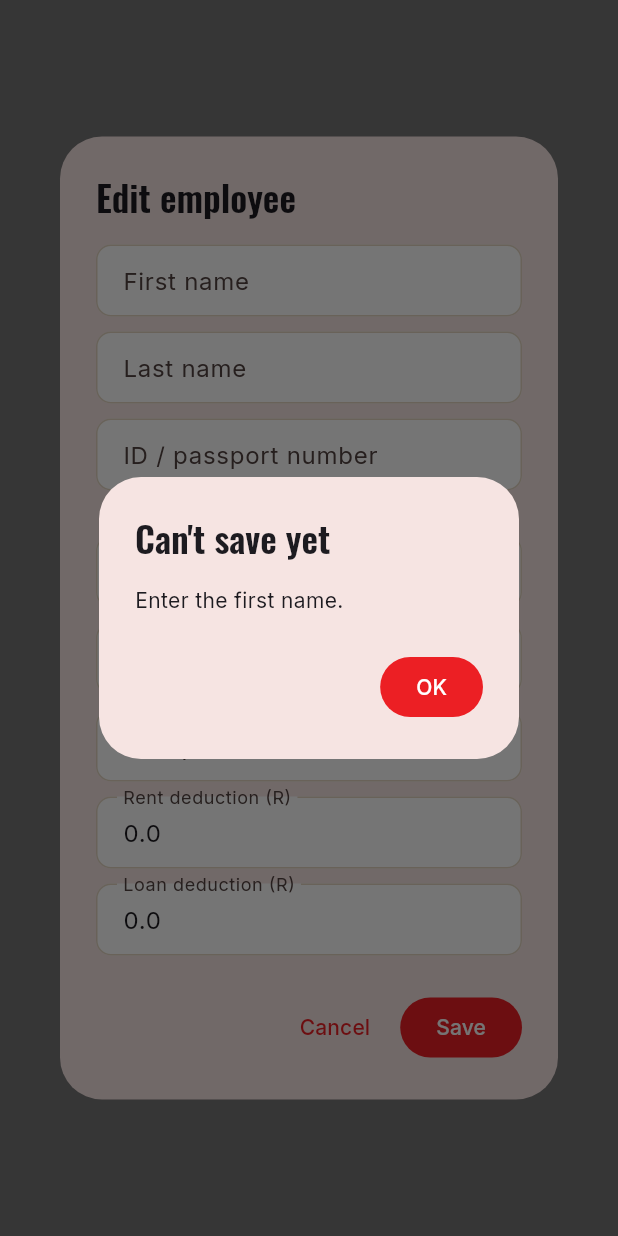
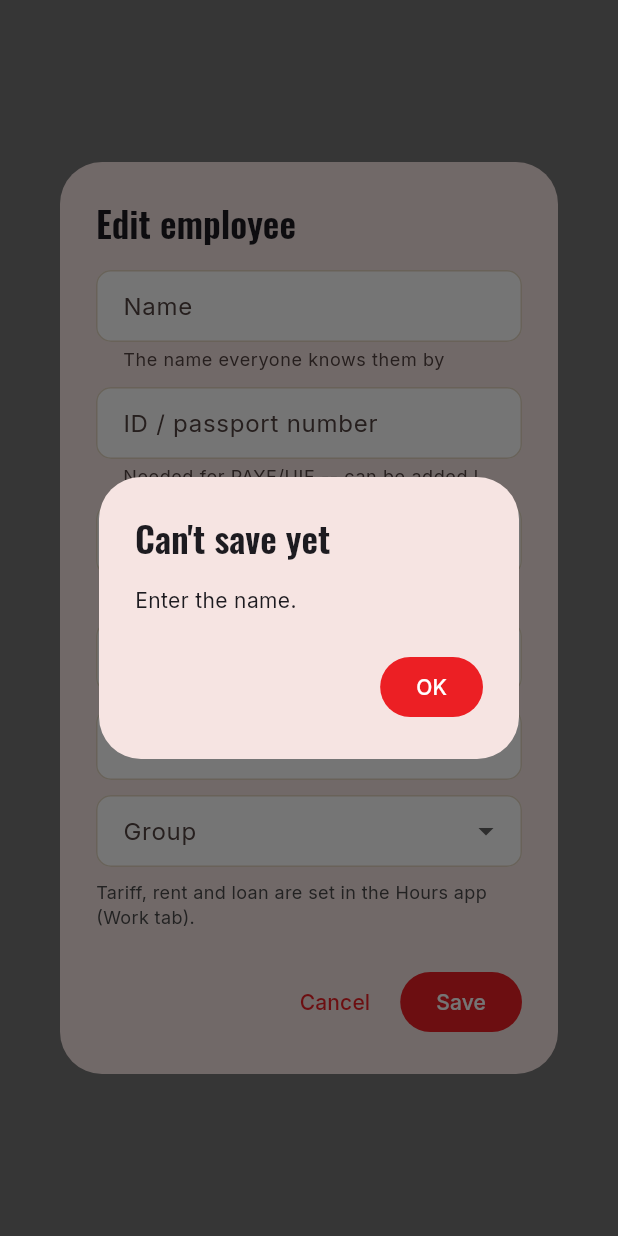
Before and after one commit to DFourie87/Nanini, a Flutter app: what showEmployeeForm() shows on an empty page, opened directly with empty values, after a tap on "Save", on a phone screen of 412 x 824 dp. Run offline on Flutter 3.47's test engine with Material 3 defaults, Android fonts, the phone set to English and light mode, and no system bars; our stand-ins replace connectivity_plus, csv, fl_chart, flutter_map, google_fonts, latlong2 and 5 more; accounts and stored records are empty; network calls fail.

Commit message:
Employee details: capture task, legal names, tariff/deductions out of Employee List
- Nanini Capture: new 'Employee details' task (off by default; tick it per
  phone in Capture phones): NEW WORKER, CHANGE DETAILS, WORKER LEFT, step by
  step. Name is required; ID/passport can be added later, but once typed the
  full names and surname (as on the ID) are required. Only changed fields
  are sent; the phone never receives ID numbers, only whether one is on file
- Hub: approved in Employee List (captured inbox) -- adds, updates or
  removes the employee; a duplicate ID number is refused
- Employee List form: one Name field (existing names kept), ID/passport,
  full names + surname (required with an ID); tariff, rent and loan removed
  (set in Hours > Work, never overwritten by an edit here); list shows what's
  missing instead of the tariff
- Hours > Work > Deductions: rent is entered there now
- docs/sql/employee_details.sql: full_names/surname columns, 'employee'
  capture type, capture_reference sends ID names + has_id

Co-Authored-By: Claude Opus 5.5 <noreply@anthropic.com>
Claude-Session: https://claude.ai/code/session_0154FLxM7bQ7qjn16GE6RHFv

```diff
--- a/nanini_app/lib/capture_app/capture_app.dart
+++ b/nanini_app/lib/capture_app/capture_app.dart
@@ -9,6 +9,7 @@ import 'capture_store.dart';
 import 'capture_widgets.dart';
 import 'flows/delivery_flow.dart';
 import 'flows/diesel_flow.dart';
+import 'flows/employee_flow.dart';
 import 'flows/hours_flow.dart';
 import 'flows/tuckshop_flow.dart';
 
@@ -120,6 +121,7 @@ class CaptureHomeScreen extends StatelessWidget {
       if (store.tasks.contains(CaptureTask.packaging)) ('📦', 'PACKAGING', NaniniColors.amber, (_) => const DeliveryFlow()),
       if (store.tasks.contains(CaptureTask.hours)) ('🕒', 'HOURS', NaniniColors.green, (_) => const HoursFlow()),
       if (store.tasks.contains(CaptureTask.tuckshop)) ('🛒', 'TUCK SHOP', NaniniColors.rustDark, (_) => const TuckshopFlow()),
+      if (store.tasks.contains(CaptureTask.employees)) ('🪪', 'EMPLOYEES', NaniniColors.muted, (_) => const EmployeeFlow()),
     ];
     return Scaffold(
       backgroundColor: NaniniColors.paper,
--- a/nanini_app/lib/capture_app/ref_data.dart
+++ b/nanini_app/lib/capture_app/ref_data.dart
@@ -15,15 +15,29 @@ class RefItem {
 }
 
 class RefPerson {
-  const RefPerson({required this.id, required this.name, this.farmId, this.groupId});
+  const RefPerson({required this.id, required this.name, this.farmId, this.groupId, this.fullNames, this.surname, this.hasId = false});
   final String id;
   final String name;
   final String? farmId;
   final String? groupId;
 
-  factory RefPerson.fromJson(Map<String, dynamic> j) =>
-      RefPerson(id: j['id'] as String, name: j['name'] as String, farmId: j['farm_id'] as String?, groupId: j['group_id'] as String?);
-  Map<String, dynamic> toJson() => {'id': id, 'name': name, 'farm_id': farmId, 'group_id': groupId};
+  /// Names as on the ID, and whether the office has an ID/passport number
+  /// (the number itself isn't sent to phones).
+  final String? fullNames;
+  final String? surname;
+  final bool hasId;
+
+  factory RefPerson.fromJson(Map<String, dynamic> j) => RefPerson(
+        id: j['id'] as String,
+        name: j['name'] as String,
+        farmId: j['farm_id'] as String?,
+        groupId: j['group_id'] as String?,
+        fullNames: j['full_names'] as String?,
+        surname: j['surname'] as String?,
+        hasId: j['has_id'] == true,
+      );
+  Map<String, dynamic> toJson() =>
+      {'id': id, 'name': name, 'farm_id': farmId, 'group_id': groupId, 'full_names': fullNames, 'surname': surname, 'has_id': hasId};
 }
 
 class RefShopItem {
--- a/nanini_app/lib/features/capture/capture_models.dart
+++ b/nanini_app/lib/features/capture/capture_models.dart
@@ -11,10 +11,15 @@ abstract final class CaptureModule {
   static const tuckshop = 'tuckshop';
   static const delivery = 'delivery';
 
+  /// New worker, changed details or worker who left (payload 'action':
+  /// add / change / remove) -- approved in the Employee List.
+  static const employee = 'employee';
+
   static const dieselModules = [dieselUsage, dieselPurchase];
   static const hoursModules = [hours, kg];
   static const tuckshopModules = [tuckshop];
   static const deliveryModules = [delivery];
+  static const employeeModules = [employee];
 
   static String label(String module) => switch (module) {
         dieselUsage => 'Diesel used',
@@ -23,23 +28,27 @@ abstract final class CaptureModule {
         kg => 'Kg picked',
         tuckshop => 'Tuck shop',
         delivery => 'Packaging truck',
+        employee => 'Employee details',
         _ => module,
       };
 }
 
-/// The four tasks a phone can be allowed to capture (capture_devices.modules).
+/// The tasks a phone can be allowed to capture (capture_devices.modules).
+/// Employee details isn't on by default -- an admin ticks it per phone.
 abstract final class CaptureTask {
   static const diesel = 'diesel';
   static const packaging = 'packaging';
   static const hours = 'hours';
   static const tuckshop = 'tuckshop';
-  static const all = [diesel, packaging, hours, tuckshop];
+  static const employees = 'employees';
+  static const all = [diesel, packaging, hours, tuckshop, employees];
 
   static String label(String task) => switch (task) {
         diesel => 'Diesel',
         packaging => 'Packaging',
         hours => 'Hours',
         tuckshop => 'Tuck shop',
+        employees => 'Employee details',
         _ => task,
       };
 }
--- a/nanini_app/lib/features/capture/captured_review_screen.dart
+++ b/nanini_app/lib/features/capture/captured_review_screen.dart
@@ -306,6 +306,19 @@ List<String> captureDetailLines(CaptureEntry e) {
       final label = switch (produce) { 'potato' => 'Potatoes', 'pepper' => 'Peppers', 'butternut' => 'Butternuts', _ => produce };
       final unit = switch (produce) { 'potato' => 'pallets', 'pepper' => 'boxes', _ => 'bags' };
       return ['$label truck on $date: ${_num(p['total'] as num?)} $unit', 'Goes to Packaging > Records as a pending note'];
+    case CaptureModule.employee:
+      final fields = [
+        if (p['name'] != null) 'Name: ${p['name']}',
+        if (p['id_or_passport'] != null) 'ID/passport: ${p['id_or_passport']}',
+        if (p['full_names'] != null) 'Full names: ${p['full_names']}',
+        if (p['surname'] != null) 'Surname: ${p['surname']}',
+        if (p['farm_name'] != null) 'Farm: ${p['farm_name']}',
+      ];
+      return switch (p['action']) {
+        'add' => ['New worker', ...fields],
+        'remove' => ['${p['employee_name']} has left -- approving removes them from the Employee List'],
+        _ => ['Change for ${p['employee_name']}', ...fields],
+      };
     default:
       return [e.summary];
   }
--- a/nanini_app/lib/features/employees/employee_form.dart
+++ b/nanini_app/lib/features/employees/employee_form.dart
@@ -1,6 +1,6 @@
 import 'package:flutter/material.dart';
 import '../../core/widgets/dialog_error.dart';
-import '../../core/formatters.dart';
+import '../../theme/nanini_theme.dart';
 import 'employees_models.dart';
 
 /// Two-step add/edit flow matching the web app: first ask payment method,
@@ -34,12 +34,12 @@ Future<Employee?> showEmployeeForm(
     if (!context.mounted) return null;
   }
 
-  final firstNameCtrl = TextEditingController(text: existing?.firstName);
-  final lastNameCtrl = TextEditingController(text: existing?.lastName);
+  // One "Name" field: the name everyone knows them by (existing first + last
+  // name, as entered before). Names as on the ID are separate.
+  final nameCtrl = TextEditingController(text: existing == null ? null : '${existing.firstName} ${existing.lastName}'.trim());
   final idCtrl = TextEditingController(text: existing?.idOrPassport);
-  final rateCtrl = TextEditingController(text: existing?.ratePerHour?.toString());
-  final rentCtrl = TextEditingController(text: existing?.rentDeduction?.toString());
-  final loanCtrl = TextEditingController(text: existing?.loanDeduction?.toString());
+  final fullNamesCtrl = TextEditingController(text: existing?.fullNames);
+  final surnameCtrl = TextEditingController(text: existing?.surname);
   final bankNameCtrl = TextEditingController(text: existing?.bankName);
   final bankAccCtrl = TextEditingController(text: existing?.bankAccountNo);
   final phoneCtrl = TextEditingController(text: existing?.phoneNumber);
@@ -59,22 +59,34 @@ Future<Employee?> showEmployeeForm(
             child: Column(
               mainAxisSize: MainAxisSize.min,
               children: [
-                TextField(controller: firstNameCtrl, decoration: const InputDecoration(labelText: 'First name')),
-                const SizedBox(height: 10),
-                TextField(controller: lastNameCtrl, decoration: const InputDecoration(labelText: 'Last name')),
+                TextField(
+                  controller: nameCtrl,
+                  textCapitalization: TextCapitalization.words,
+                  decoration: const InputDecoration(labelText: 'Name', helperText: 'The name everyone knows them by'),
+                ),
                 const SizedBox(height: 10),
                 TextField(
                   controller: idCtrl,
+                  onChanged: (_) => setState(() {}),
                   decoration: const InputDecoration(
                     labelText: 'ID / passport number',
-                    helperText: 'Required for PAYE/UIF to be deducted',
+                    helperText: 'Needed for PAYE/UIF -- can be added later',
                   ),
                 ),
                 const SizedBox(height: 10),
                 TextField(
-                  controller: rateCtrl,
-                  keyboardType: const TextInputType.numberWithOptions(decimal: true),
-                  decoration: const InputDecoration(labelText: 'Rate per hour (R)'),
+                  controller: fullNamesCtrl,
+                  textCapitalization: TextCapitalization.words,
+                  decoration: InputDecoration(
+                    labelText: idCtrl.text.trim().isEmpty ? 'Full names (as on ID)' : 'Full names (as on ID) *',
+                    helperText: idCtrl.text.trim().isEmpty ? 'Can be added later' : 'Required with an ID/passport',
+                  ),
+                ),
+                const SizedBox(height: 10),
+                TextField(
+                  controller: surnameCtrl,
+                  textCapitalization: TextCapitalization.words,
+                  decoration: InputDecoration(labelText: idCtrl.text.trim().isEmpty ? 'Surname' : 'Surname *'),
                 ),
                 const SizedBox(height: 10),
                 DropdownButtonFormField<String?>(
@@ -93,18 +105,9 @@ Future<Employee?> showEmployeeForm(
                   ],
                   onChanged: (v) => setState(() => groupId = v),
                 ),
-                const SizedBox(height: 10),
-                TextField(
-                  controller: rentCtrl,
-                  keyboardType: const TextInputType.numberWithOptions(decimal: true),
-                  decoration: const InputDecoration(labelText: 'Rent deduction (R)'),
-                ),
-                const SizedBox(height: 10),
-                TextField(
-                  controller: loanCtrl,
-                  keyboardType: const TextInputType.numberWithOptions(decimal: true),
-                  decoration: const InputDecoration(labelText: 'Loan deduction (R)'),
-                ),
+                const SizedBox(height: 8),
+                const Text('Tariff, rent and loan are set in the Hours app (Work tab).',
+                    style: TextStyle(color: NaniniColors.muted, fontSize: 12)),
                 if (method == PaymentMethod.bank) ...[
                   const SizedBox(height: 10),
                   TextField(controller: bankNameCtrl, decoration: const InputDecoration(labelText: 'Bank name')),
@@ -125,22 +128,32 @@ Future<Employee?> showEmployeeForm(
           TextButton(onPressed: () => Navigator.pop(ctx), child: const Text('Cancel')),
           FilledButton(
             onPressed: () {
-              if (firstNameCtrl.text.trim().isEmpty) {
-                showProblem(ctx, 'Enter the first name.');
+              final problem = employeeDetailsProblem(
+                name: nameCtrl.text,
+                idOrPassport: idCtrl.text,
+                fullNames: fullNamesCtrl.text,
+                surname: surnameCtrl.text,
+              );
+              if (problem != null) {
+                showProblem(ctx, problem);
                 return;
               }
+              String? opt(TextEditingController c) => c.text.trim().isEmpty ? null : c.text.trim();
               Navigator.pop(
                 ctx,
                 Employee(
                   id: existing?.id ?? '',
-                  firstName: firstNameCtrl.text.trim(),
-                  lastName: lastNameCtrl.text.trim(),
-                  idOrPassport: idCtrl.text.trim().isEmpty ? null : idCtrl.text.trim(),
+                  firstName: nameCtrl.text.trim(),
+                  lastName: '',
+                  idOrPassport: opt(idCtrl),
+                  fullNames: opt(fullNamesCtrl),
+                  surname: opt(surnameCtrl),
                   currentGroupId: groupId,
                   farmId: farmId,
-                  ratePerHour: parseNum(rateCtrl.text),
-                  rentDeduction: parseNum(rentCtrl.text),
-                  loanDeduction: parseNum(loanCtrl.text),
+                  // Set in Hours > Work; kept as they are.
+                  ratePerHour: existing?.ratePerHour,
+                  rentDeduction: existing?.rentDeduction,
+                  loanDeduction: existing?.loanDeduction,
                   paymentMethod: method!,
                   bankName: bankNameCtrl.text.trim(),
                   bankAccountNo: bankAccCtrl.text.trim(),
--- a/nanini_app/lib/features/employees/employees_models.dart
+++ b/nanini_app/lib/features/employees/employees_models.dart
@@ -42,6 +42,8 @@ class Employee {
     required this.firstName,
     required this.lastName,
     this.idOrPassport,
+    this.fullNames,
+    this.surname,
     this.currentGroupId,
     this.farmId,
     this.ratePerHour,
@@ -58,6 +60,12 @@ class Employee {
   final String firstName;
   final String lastName;
   final String? idOrPassport;
+
+  /// Names as on the ID/passport -- required once [idOrPassport] is on file
+  /// (payslips, SARS). [firstName]/[lastName] stay the name everyone knows
+  /// them by.
+  final String? fullNames;
+  final String? surname;
   final String? currentGroupId;
 
   /// The farm this employee is assigned to -- where their payslip is
@@ -78,11 +86,24 @@ class Employee {
     return n.isEmpty ? 'Unnamed employee' : n;
   }
 
+  bool get hasId => (idOrPassport ?? '').trim().isNotEmpty;
+
+  /// ID on file but not yet the full names and surname that go with it.
+  bool get legalNameMissing => hasId && ((fullNames ?? '').trim().isEmpty || (surname ?? '').trim().isEmpty);
+
+  /// Full names + surname when known (official documents), else [displayName].
+  String get legalName {
+    final n = '${fullNames ?? ''} ${surname ?? ''}'.trim();
+    return (fullNames ?? '').trim().isEmpty || (surname ?? '').trim().isEmpty ? displayName : n;
+  }
+
   factory Employee.fromJson(Map<String, dynamic> j) => Employee(
         id: j['id'] as String,
         firstName: (j['first_name'] as String?) ?? '',
         lastName: (j['last_name'] as String?) ?? '',
         idOrPassport: j['id_or_passport'] as String?,
+        fullNames: j['full_names'] as String?,
+        surname: j['surname'] as String?,
         currentGroupId: j['current_group_id'] as String?,
         farmId: j['farm_id'] as String?,
         ratePerHour: (j['rate_per_hour'] as num?)?.toDouble(),
@@ -96,14 +117,22 @@ class Employee {
       );
 
   Map<String, dynamic> toInsert() => {
+        ...toUpdate(),
+        'rate_per_hour': ratePerHour,
+        'rent_deduction': rentDeduction,
+        'loan_deduction': loanDeduction,
+      };
+
+  /// Everything the Employee List edits. Tariff, rent and loan are set in
+  /// Hours > Work, so an edit here never overwrites them.
+  Map<String, dynamic> toUpdate() => {
         'first_name': firstName,
         'last_name': lastName,
         'id_or_passport': idOrPassport,
+        'full_names': fullNames,
+        'surname': surname,
         'current_group_id': currentGroupId,
         'farm_id': farmId,
-        'rate_per_hour': ratePerHour,
-        'rent_deduction': rentDeduction,
-        'loan_deduction': loanDeduction,
         'payment_method': paymentMethodToString(paymentMethod),
         'bank_name': paymentMethod == PaymentMethod.bank ? bankName : null,
         'bank_account_no': paymentMethod == PaymentMethod.bank ? bankAccountNo : null,
@@ -111,3 +140,18 @@ class Employee {
         'atm_access_code': paymentMethod == PaymentMethod.atm ? atmAccessCode : null,
       };
 }
+
+/// Why these employee details can't be saved yet, or null if they can. A name
+/// is always needed; the ID/passport can come later, but once it's there the
+/// full names and surname (as on the ID) must be too.
+String? employeeDetailsProblem({required String name, String? idOrPassport, String? fullNames, String? surname}) {
+  if (name.trim().isEmpty) return 'Enter the name.';
+  final id = (idOrPassport ?? '').replaceAll(' ', '');
+  if (id.isEmpty) return null;
+  if (RegExp(r'^\d+$').hasMatch(id) && id.length != 13) return 'A South African ID number has 13 digits (this has ${id.length}).';
+  if (id.length < 5) return 'That ID/passport number looks too short.';
+  if ((fullNames ?? '').trim().isEmpty || (surname ?? '').trim().isEmpty) {
+    return 'With an ID/passport number, the full names and surname (as on the ID) are needed too.';
+  }
+  return null;
+}
```
Also changed, not shown: nanini_app/lib/capture_app/flows/employee_flow.dart (added, +271 -0 lines), nanini_app/lib/features/capture/capture_repository.dart (+54 -0 lines), nanini_app/lib/features/employees/employees_home_screen.dart (+7 -2 lines), nanini_app/lib/features/employees/employees_repository.dart (+5 -4 lines), nanini_app/lib/features/hours/hours_work_screen.dart (+20 -2 lines), 2 other files.
